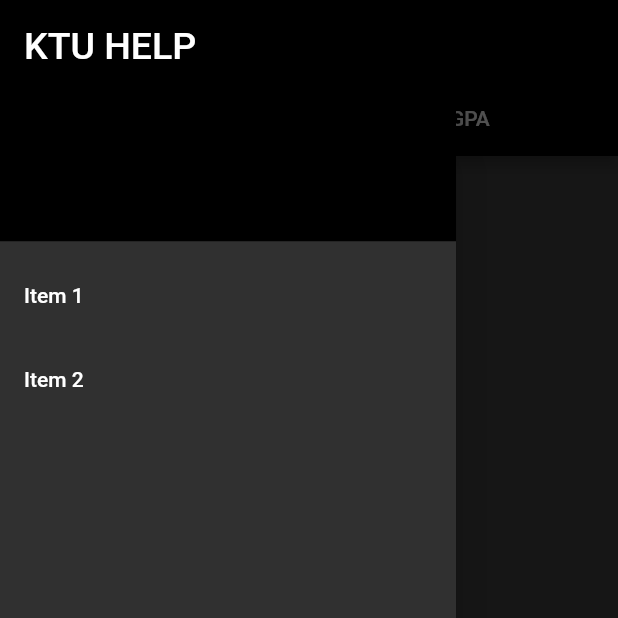
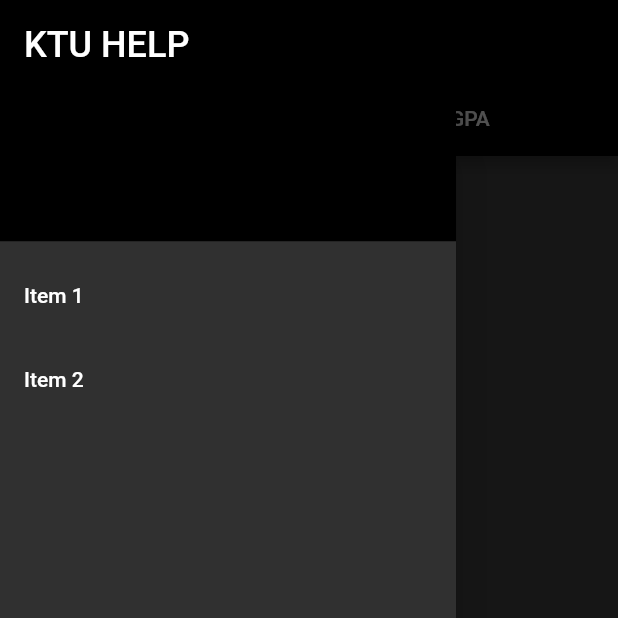
Before and after one commit to Kemosabe2911/ktu_app_flutter, a Flutter app: the screen it shows after launch, with the side drawer open, on a phone screen of 412 x 824 dp, the top half of it. Run offline on Flutter 3.47's test engine with Material 2 defaults, Android fonts, the phone set to English and light mode, and no system bars.

Commit message:
Update main.dart

```diff
--- a/ktu_help/lib/main.dart
+++ b/ktu_help/lib/main.dart
@@ -93,7 +93,7 @@ class _MyTabbedPageState extends State<MyTabbedPage> with SingleTickerProviderSt
           padding: EdgeInsets.zero,
           children: <Widget>[
             DrawerHeader(
-              child: Text('KTU HELP',style: TextStyle(fontSize: 25),),
+              child: Text('KTU HELP',style: TextStyle(fontSize: 24),),
               decoration: BoxDecoration(
                 color: Colors.black,
               ),
@@ -129,8 +129,8 @@ class CgpaPage extends StatefulWidget{
 }
 
 class _CgpaPageState extends State<CgpaPage>{
-      List<String> _semesters=['S1','S2','S3','S4','S5','S6','S7','S8'];
-
+    List<String> _semesters=['S1','S2','S3','S4','S5','S6','S7','S8'];
+    String _selectedsem= 'S1';
     @override
       Widget build(BuildContext context){
         return Scaffold(
```
